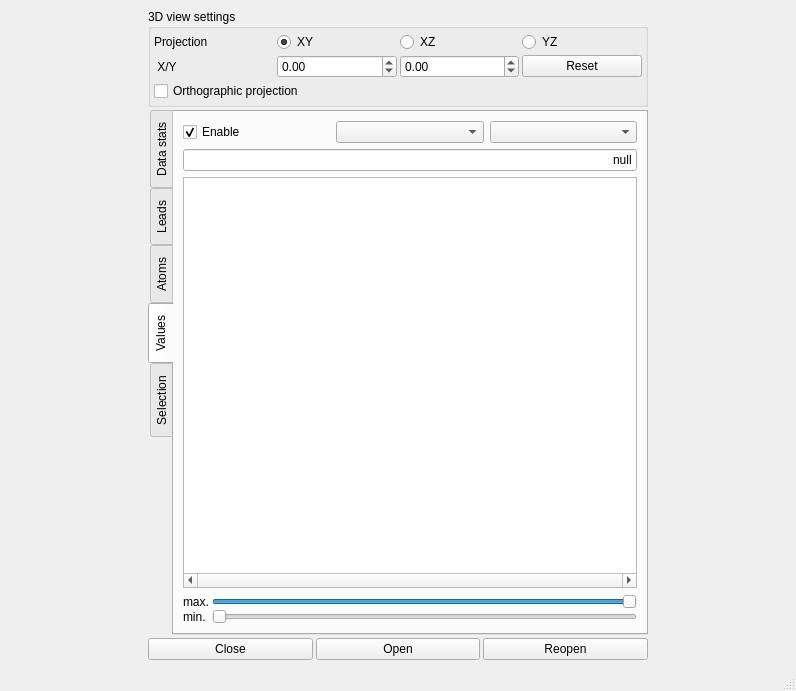
First picture: the form in src/mainwindow.ui, repository kmkolasinski/bubel-viewer, before the edit.
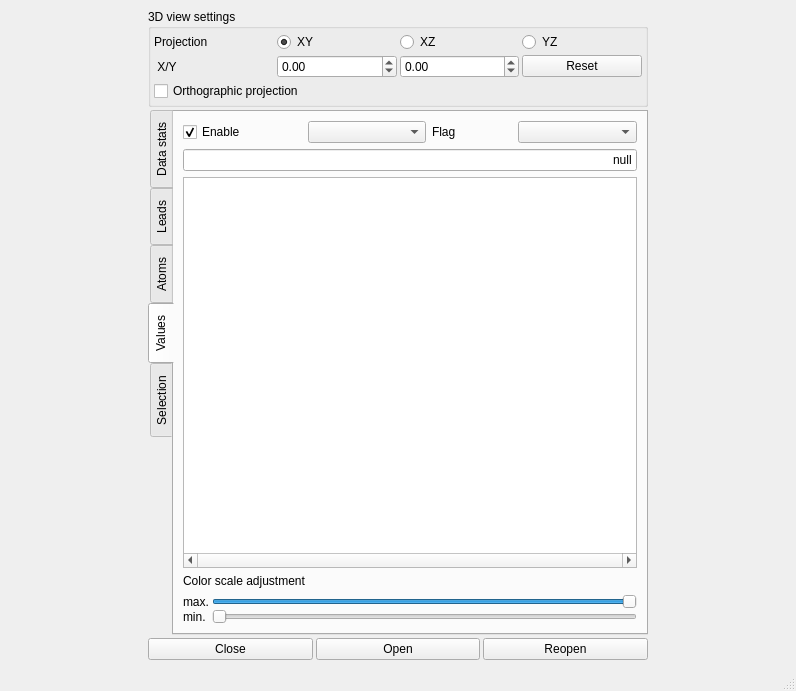
Second picture: the form after the edit. The open tabs and pages were chosen to show the change. Icons and pictures are not drawn.

The edit to the form file:
```diff
--- a/src/mainwindow.ui
+++ b/src/mainwindow.ui
@@ -618,7 +618,7 @@
             <item row="0" column="1">
              <widget class="QComboBox" name="comboBoxDatasetSpinFilter">
               <property name="sizePolicy">
-               <sizepolicy hsizetype="Minimum" vsizetype="Fixed">
+               <sizepolicy hsizetype="Preferred" vsizetype="Fixed">
                 <horstretch>0</horstretch>
                 <verstretch>0</verstretch>
                </sizepolicy>
@@ -627,6 +627,12 @@
             </item>
             <item row="0" column="0">
              <widget class="QCheckBox" name="checkBoxDatasetUse">
+              <property name="maximumSize">
+               <size>
+                <width>120</width>
+                <height>16777215</height>
+               </size>
+              </property>
               <property name="text">
                <string>Enable</string>
               </property>
@@ -635,8 +641,28 @@
               </property>
              </widget>
             </item>
+            <item row="0" column="3">
+             <widget class="QComboBox" name="comboBoxDataSetFlagFilter">
+              <property name="sizePolicy">
+               <sizepolicy hsizetype="Preferred" vsizetype="Fixed">
+                <horstretch>0</horstretch>
+                <verstretch>0</verstretch>
+               </sizepolicy>
+              </property>
+             </widget>
+            </item>
             <item row="0" column="2">
-             <widget class="QComboBox" name="comboBoxDataSetFlagFilter"/>
+             <widget class="QLabel" name="label_2">
+              <property name="maximumSize">
+               <size>
+                <width>80</width>
+                <height>16777215</height>
+               </size>
+              </property>
+              <property name="text">
+               <string>Flag</string>
+              </property>
+             </widget>
             </item>
            </layout>
           </item>
@@ -666,6 +692,13 @@
             </property>
            </widget>
           </item>
+          <item>
+           <widget class="QLabel" name="label">
+            <property name="text">
+             <string>Color scale adjustment</string>
+            </property>
+           </widget>
+          </item>
           <item>
            <layout class="QHBoxLayout" name="horizontalLayout_2">
             <item>
```
Left out of the diff: 6 changed lines with no effect on the pictures.
